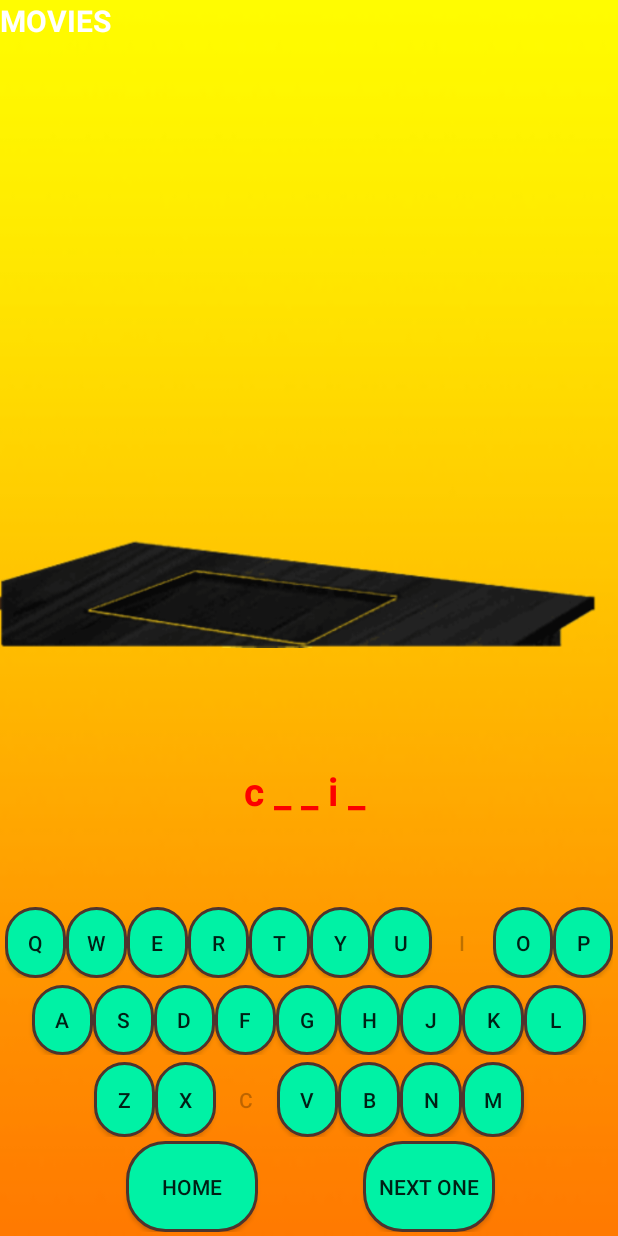
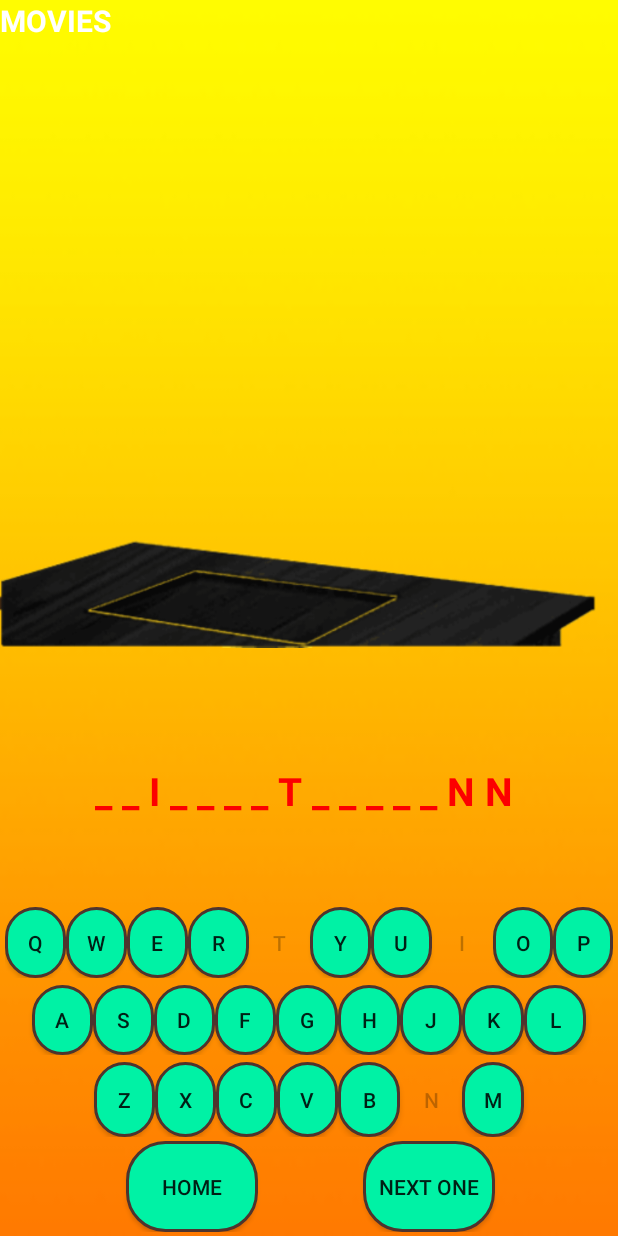
Before and after one commit to CharanNK/Hangman, an Android app: the GameplayActivity screen opened directly, with no data from a screen before it, on a phone screen of 412 x 824 dp. Run offline under Robolectric (Android 15) with nearby library versions, the phone set to English and light mode, and no system bars; 1 statement that could not run was skipped.

Commit message:
beta commit

```diff
--- a/app/src/main/java/com/charan/hangman/GameplayActivity.java
+++ b/app/src/main/java/com/charan/hangman/GameplayActivity.java
@@ -84,9 +84,14 @@ public class GameplayActivity extends AppCompatActivity {
           ,  "swallow",  "swan",  "tiger",  "toad",  "tortoise",  "turtle",  "vulture",  "walrus",  "weasel",  "whale",  "wolf",  "zebra"
     };
 
+    private final String[] moviesList = {"A BEAUTIFUL MIND","ELIZABETH SWANN","BATMAN RETURNS"
+
+    };
+
     private final ArrayList<String> easyWords = new ArrayList<String>(Arrays.asList(easylist));
     private final ArrayList<String> dictionaryWords = new ArrayList<String>(Arrays.asList(dictionayList));
     private final ArrayList<String> animalWords = new ArrayList<String>(Arrays.asList(animalList));
+    private final ArrayList<String> movieWords = new ArrayList<>(Arrays.asList(moviesList));
     private int curlevel = 0;
     private int curMan = 0;
     private ArrayList<Boolean> curAnswer;
@@ -140,7 +145,7 @@ public class GameplayActivity extends AppCompatActivity {
 
         switch (curlevel) {
             case 0:
-                key = easyWords.get(randomGenerator.nextInt(easyWords.size()));
+                key = movieWords.get(randomGenerator.nextInt(movieWords.size()));
                 break;
             case 1:
                 key = easyWords.get(randomGenerator.nextInt(easyWords.size()));
@@ -253,7 +258,7 @@ public class GameplayActivity extends AppCompatActivity {
         TextView textFill = (TextView) findViewById(R.id.textFill);
 
         if (isComplete) {
-           // imageHanging.setImageResource(R.drawable.hanggood);
+            imageHanging.setImageResource(R.drawable.hanggood);
             for (int i = 0; i < 26; i++) {
                 char c = (char) ('a' + i);
                 disableLetter(c);
```
